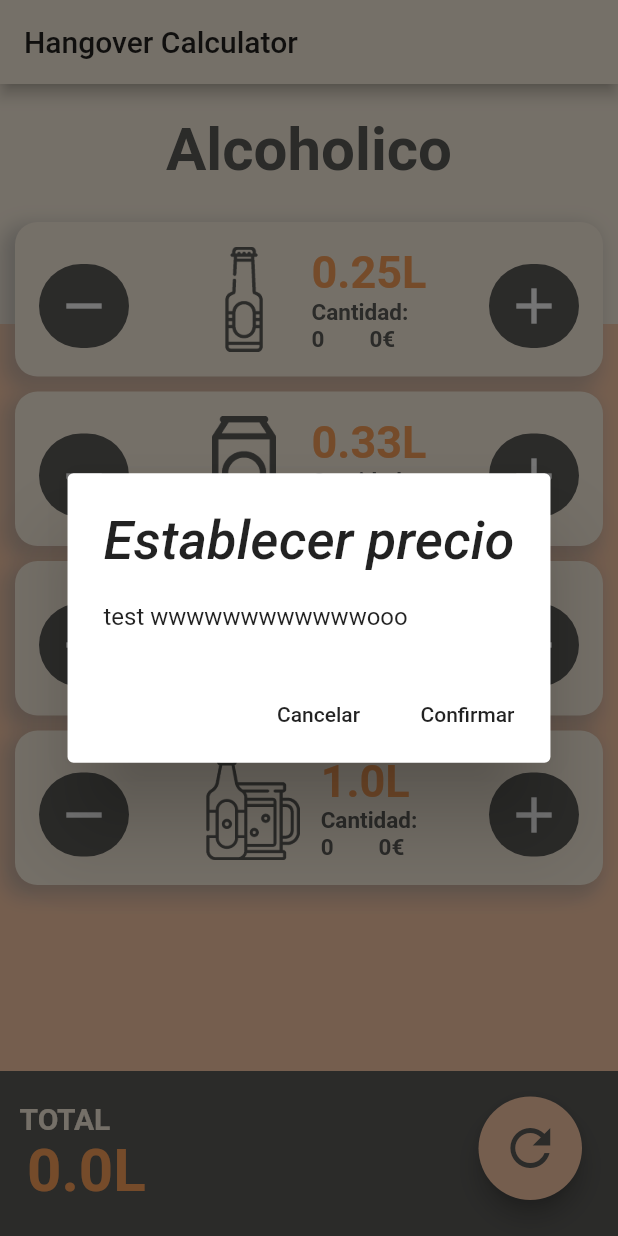
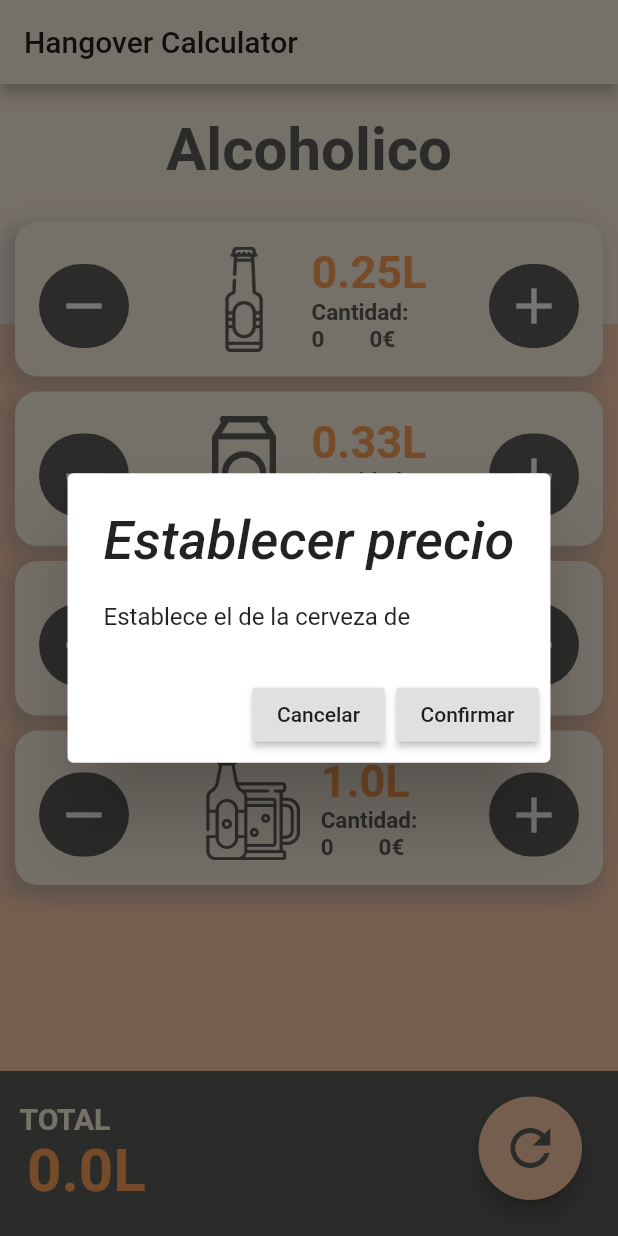
Before and after one commit to SergioMorenoAntequera/HangoverCalculator, a Flutter app: the screen it shows after launch, after a tap on "0€", on a phone screen of 412 x 824 dp. Run offline on Flutter 3.47's test engine with Material 2 defaults, Android fonts, the phone set to English and light mode, and no system bars; our stand-ins replace shared_preferences; Roboto replaces fonts that are missing (Hind).

Commit message:
problem with .33 fixed

```diff
--- a/lib/screens/mainPage.dart
+++ b/lib/screens/mainPage.dart
@@ -217,6 +217,9 @@ class _MainPageState extends State<MainPage> {
         }
       }
     });
+    if (amount025 == 0 && amount033 == 0 && amount050 == 0 && amount100 == 0) {
+      _totalDrinks = 0;
+    }
   }
 
   resetDrinks() {
--- a/lib/widgets/Beer.dart
+++ b/lib/widgets/Beer.dart
@@ -157,13 +157,13 @@ class _BeerState extends State<Beer> {
   void _showDialog() {
     var priceDialog = AlertDialog(
       title: Text("Establecer precio"),
-      content: Text("test wwwwwwwwwwwwooo"),
+      content: Text("Establece el de la cerveza de "),
       actions: [
-        FlatButton(
+        RaisedButton(
           onPressed: () => {Navigator.pop(context)},
           child: Text("Cancelar"),
         ),
-        FlatButton(onPressed: () => {}, child: Text("Confirmar")),
+        RaisedButton(onPressed: () => {}, child: Text("Confirmar")),
       ],
     );
 
```
